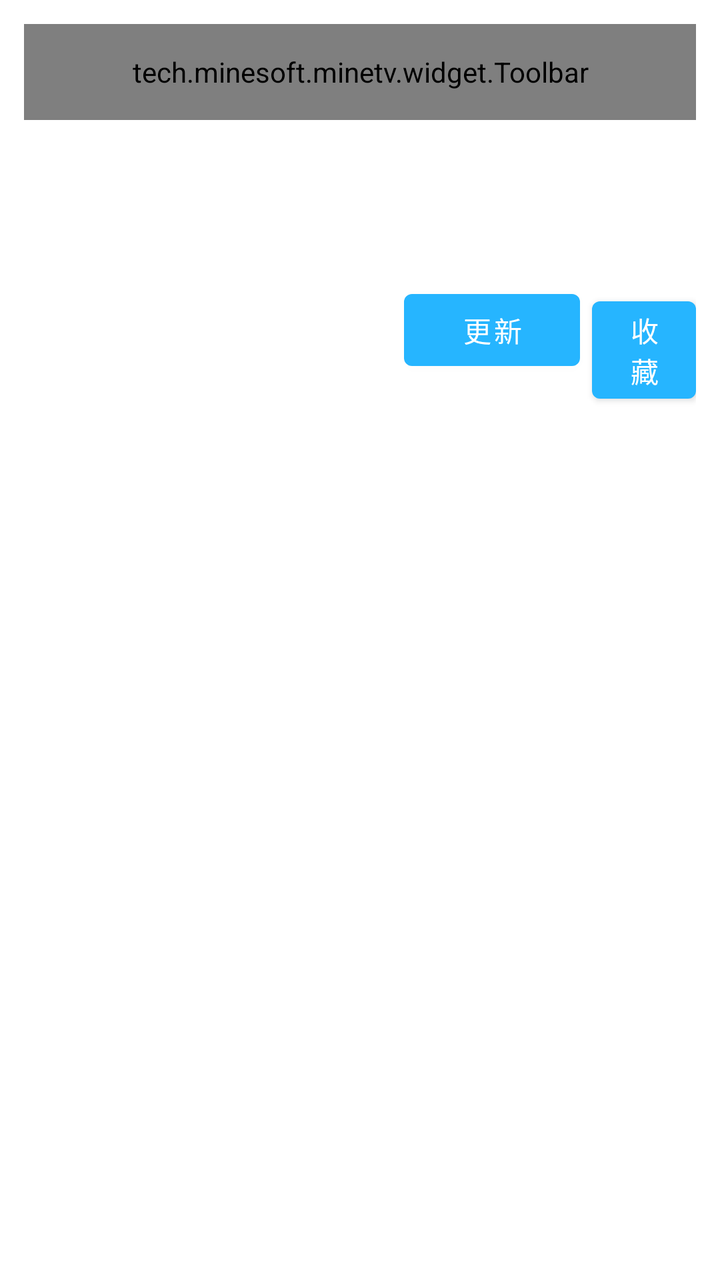
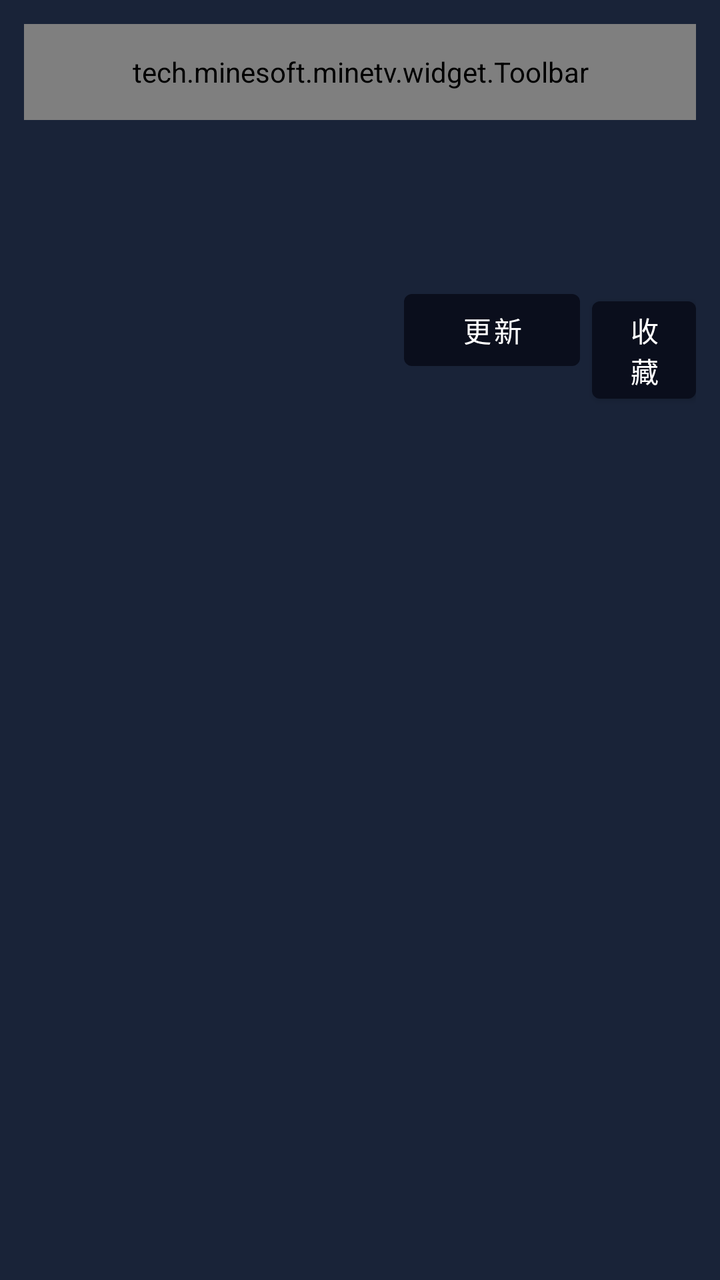

Two renders of the same Android screen: before a commit and after it. Below are the layout's source before the change and the commit's diff.
<!-- AndroidManifest.xml: activity theme Theme.Minetv.NoActionBar -->
<!-- res/layout/activity_detail.xml -->
<?xml version="1.0" encoding="utf-8"?>
<LinearLayout
    xmlns:android="http://schemas.android.com/apk/res/android"
    xmlns:app="http://schemas.android.com/apk/res-auto"
    xmlns:tools="http://schemas.android.com/tools"
    android:layout_width="match_parent"
    android:layout_height="match_parent"
    android:orientation="vertical"
    android:fitsSystemWindows="true"
    tools:context=".activity.DetailActivity">

    <tech.minesoft.minetv.widget.Toolbar
        android:id="@+id/toolbar"
        android:layout_height="@dimen/btn_height"
        android:layout_width="match_parent"
        android:layout_marginTop="@dimen/widget_margin_2x"
        android:layout_marginHorizontal="@dimen/widget_margin_2x"/>

    <LinearLayout
        android:layout_width="match_parent"
        android:layout_height="wrap_content"
        android:layout_marginVertical="@dimen/widget_margin_1x"
        android:layout_marginHorizontal="@dimen/widget_margin_2x"
        android:orientation="horizontal">

        <ImageView
            android:id="@+id/iv_video_pic"
            android:layout_width="@dimen/block_width"
            android:layout_height="@dimen/block_img_height"
            android:scaleType="fitXY" />

        <LinearLayout
            android:layout_width="match_parent"
            android:layout_height="wrap_content"
            android:layout_marginLeft="@dimen/widget_margin_2x"
            android:orientation="vertical">

            <TextView
                android:id="@+id/tv_video_name"
                android:layout_width="match_parent"
                android:layout_height="wrap_content"
                android:maxLines="@integer/detail_line_1" />

            <TextView
                android:id="@+id/tv_video_info"
                android:layout_width="match_parent"
                android:layout_height="wrap_content"
                android:layout_marginVertical="@dimen/widget_margin_1x"
                android:maxLines="@integer/detail_line_2" />

            <TextView
                android:id="@+id/tv_video_intro"
                android:layout_width="match_parent"
                android:layout_height="wrap_content"
                android:maxLines="@integer/detail_line_3" />

            <LinearLayout
                android:layout_width="match_parent"
                android:layout_height="wrap_content"
                android:layout_marginVertical="@dimen/widget_margin_1x"
                android:orientation="horizontal">

                <Button
                    android:id="@+id/tv_update"
                    android:layout_width="wrap_content"
                    android:layout_height="wrap_content"
                    android:text="@string/action_update" />

                <Button
                    android:id="@+id/tv_star"
                    android:layout_width="wrap_content"
                    android:layout_height="wrap_content"
                    android:layout_marginLeft="@dimen/widget_margin_1x"
                    android:text="@string/action_star" />

                <Button
                    android:id="@+id/tv_clean"
                    android:layout_width="wrap_content"
                    android:layout_height="wrap_content"
                    android:layout_marginLeft="@dimen/widget_margin_1x"
                    android:text="@string/action_clean" />

                <Button
                    android:id="@+id/tv_reverse"
                    android:layout_width="wrap_content"
                    android:layout_height="wrap_content"
                    android:layout_marginLeft="@dimen/widget_margin_1x"
                    android:text="@string/action_reverse" />

            </LinearLayout>

            <LinearLayout
                android:id="@+id/tv_episode_source"
                android:layout_width="match_parent"
                android:layout_height="wrap_content"
                android:orientation="horizontal"></LinearLayout>
        </LinearLayout>
    </LinearLayout>

    <include
        android:id="@+id/content"
        layout="@layout/detail_scrolling" />

</LinearLayout>
<!-- res/layout/detail_scrolling.xml (included above) -->
<?xml version="1.0" encoding="utf-8"?>
<androidx.core.widget.NestedScrollView xmlns:android="http://schemas.android.com/apk/res/android"
    xmlns:app="http://schemas.android.com/apk/res-auto"
    xmlns:tools="http://schemas.android.com/tools"
    android:layout_width="match_parent"
    android:layout_height="wrap_content"
    android:layout_marginHorizontal="@dimen/widget_margin_2x"
    app:layout_behavior="@string/appbar_scrolling_view_behavior"
    tools:context=".activity.HomeActivity"
    tools:showIn="@layout/activity_home">

    <LinearLayout
        android:id="@+id/episode_list"
        android:orientation="vertical"
        android:layout_width="match_parent"
        android:layout_height="wrap_content" />

</androidx.core.widget.NestedScrollView>
<!-- res/layout/activity_home.xml (included above) -->
<?xml version="1.0" encoding="utf-8"?>
<LinearLayout xmlns:android="http://schemas.android.com/apk/res/android"
    xmlns:app="http://schemas.android.com/apk/res-auto"
    xmlns:tools="http://schemas.android.com/tools"
    android:layout_width="match_parent"
    android:layout_height="match_parent"
    android:orientation="vertical"
    android:fitsSystemWindows="true"
    tools:context=".activity.HomeActivity">

    <tech.minesoft.minetv.widget.Toolbar
        android:id="@+id/toolbar"
        android:layout_height="@dimen/btn_height"
        android:layout_width="match_parent"
        android:layout_marginTop="@dimen/widget_margin_2x"
        android:layout_marginHorizontal="@dimen/widget_margin_2x" />

    <include
        android:id="@+id/content"
        layout="@layout/home_scrolling" />

</LinearLayout>
<!-- res/layout/home_scrolling.xml (included above) -->
<?xml version="1.0" encoding="utf-8"?>
<androidx.core.widget.NestedScrollView xmlns:android="http://schemas.android.com/apk/res/android"
    xmlns:app="http://schemas.android.com/apk/res-auto"
    xmlns:tools="http://schemas.android.com/tools"
    android:layout_width="match_parent"
    android:layout_height="match_parent"
    android:layout_marginBottom="@dimen/block_space"
    app:layout_behavior="@string/appbar_scrolling_view_behavior"
    tools:context=".activity.HomeActivity"
    tools:showIn="@layout/activity_home">

    <LinearLayout
        android:id="@+id/vod_list"
        android:orientation="vertical"
        android:layout_width="match_parent"
        android:layout_height="wrap_content" />

</androidx.core.widget.NestedScrollView>
<!-- resources referenced by this layout -->
<resources>
  <dimen name="block_img_height">245dp</dimen>
  <dimen name="block_space">6dp</dimen>
  <dimen name="block_width">178dp</dimen>
  <dimen name="btn_height">48dp</dimen>
  <dimen name="widget_margin_1x">6dp</dimen>
  <dimen name="widget_margin_2x">12dp</dimen>
  <integer name="detail_line_1">1</integer>
  <integer name="detail_line_2">2</integer>
  <integer name="detail_line_3">3</integer>
  <string name="action_clean">清空观影记录</string>
  <string name="action_reverse">反转排序</string>
  <string name="action_star">收藏</string>
  <string name="action_update">更新</string>
  <style name="Theme.Minetv.NoActionBar">
          <item name="windowActionBar">false</item>
          <item name="windowNoTitle">true</item>
      </style>
</resources>

<!-- the commit's change to res/layout/activity_detail.xml (unified diff, before → after) -->
@@ -6,6 +6,7 @@
     android:layout_width="match_parent"
     android:layout_height="match_parent"
     android:orientation="vertical"
+    android:background="@color/colorPrimaryVariant"
     android:fitsSystemWindows="true"
     tools:context=".activity.DetailActivity">
 
@@ -129,6 +130,7 @@
     android:layout_width="match_parent"
     android:layout_height="match_parent"
     android:orientation="vertical"
+    android:background="@color/colorPrimaryVariant"
     android:fitsSystemWindows="true"
     tools:context=".activity.HomeActivity">
 
@@ -151,7 +153,7 @@
     xmlns:tools="http://schemas.android.com/tools"
     android:layout_width="match_parent"
     android:layout_height="match_parent"
-    android:layout_marginBottom="@dimen/block_space"
+    android:layout_marginBottom="@dimen/widget_margin_1x"
     app:layout_behavior="@string/appbar_scrolling_view_behavior"
     tools:context=".activity.HomeActivity"
     tools:showIn="@layout/activity_home">
<!-- resource entries referenced after the edit -->
@@ -1,7 +1,7 @@
 <!-- resources referenced by this layout -->
 <resources>
+  <color name="colorPrimaryVariant">#ff192338</color>
   <dimen name="block_img_height">245dp</dimen>
-  <dimen name="block_space">6dp</dimen>
   <dimen name="block_width">178dp</dimen>
   <dimen name="btn_height">48dp</dimen>
   <dimen name="widget_margin_1x">6dp</dimen>
